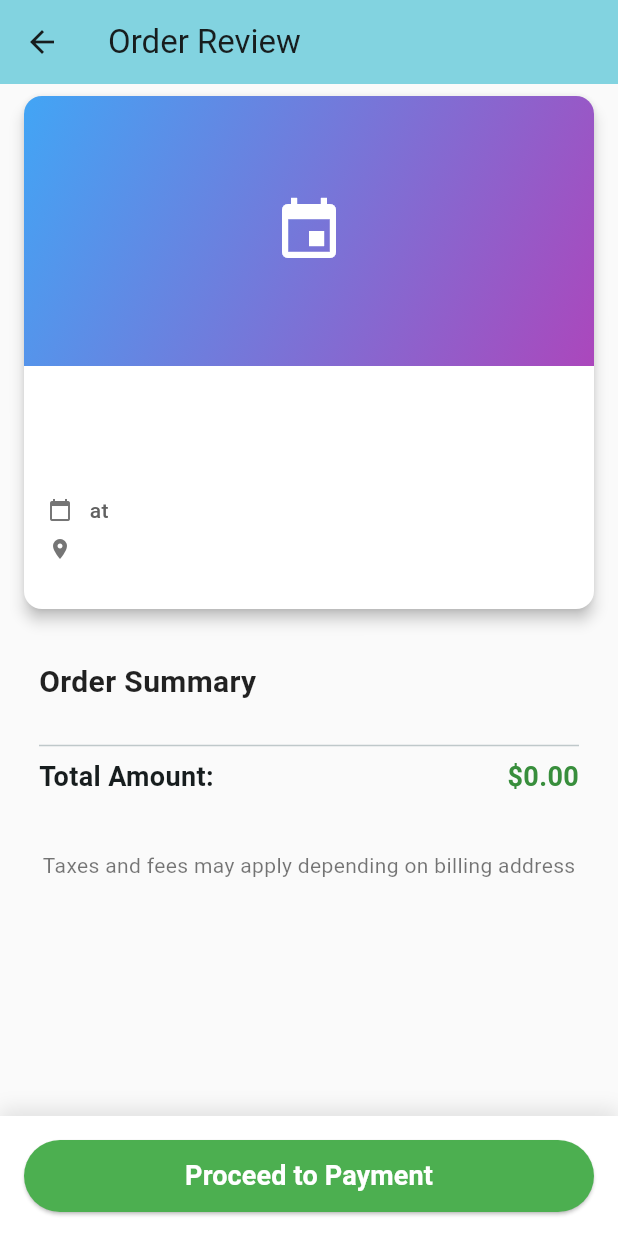
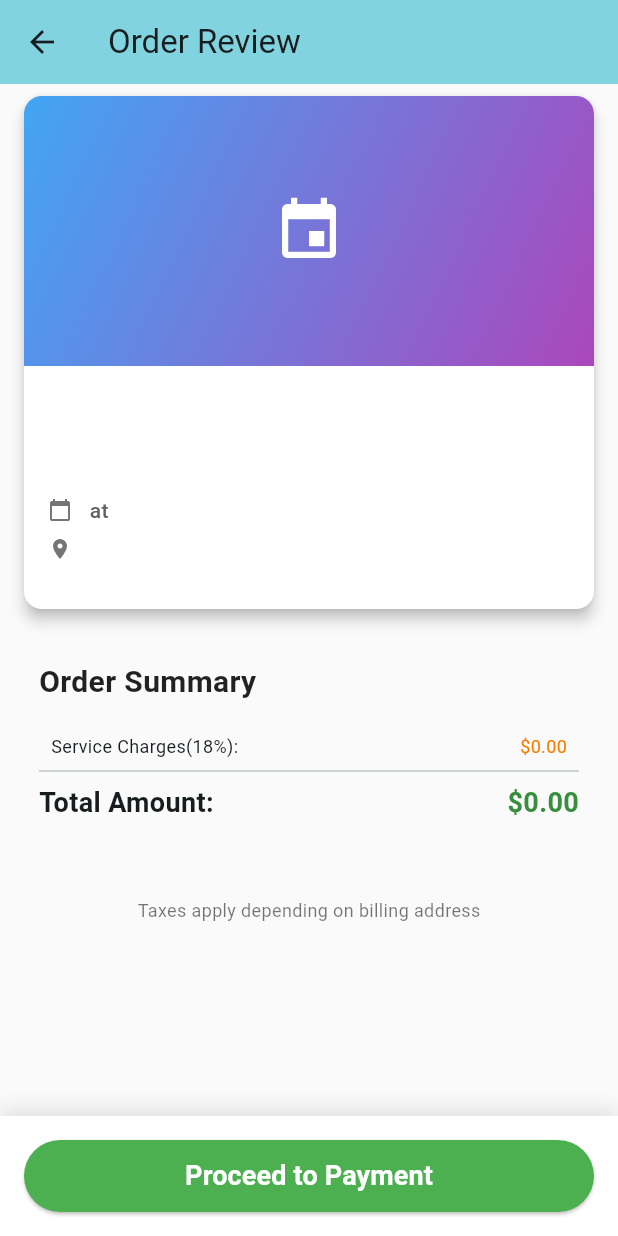
Before and after one commit to varuntej07/EventTicketManagement, a Flutter app: the OrderReviewScreen screen opened directly with empty values, on a phone screen of 412 x 824 dp. Run offline on Flutter 3.47's test engine with Material 3 defaults, Android fonts, the phone set to English and light mode, and no system bars; our stand-ins replace qr_flutter; network calls fail.

Commit message:
Update Order Review screen with service charges

```diff
--- a/frontend/lib/Services/api_service.dart
+++ b/frontend/lib/Services/api_service.dart
@@ -83,7 +83,6 @@ class ApiService {
         throw Exception('Server error: ${response.statusCode}');
       }
     } catch (e) {
-      // Re-throw the error to be handled by ViewModel
       throw Exception('Error fetching ticket types: ${e.toString()}');
     }
   }
@@ -138,7 +137,6 @@ class ApiService {
       }),
     );
     final body = jsonDecode(res.body);
-    print('Final purchase response body after decoding: $body');
     if (res.statusCode != 200 || body['success'] != true) {
       throw Exception(body['message'] ?? 'Purchase failed');
     }
--- a/frontend/lib/Views/order_review.dart
+++ b/frontend/lib/Views/order_review.dart
@@ -91,6 +91,17 @@ class _OrderReviewScreenState extends State<OrderReviewScreen> {
                             ),
                         ),
 
+                        Padding(
+                          padding: const EdgeInsets.symmetric( horizontal: 8),
+                          child: Row(
+                            mainAxisAlignment: MainAxisAlignment.spaceBetween,
+                            children: [
+                              Text('Service Charges(18%):', style: TextStyle(fontSize: 12)),
+                              Text('\$${(widget.totalAmount * 0.18).toStringAsFixed(2)}', style: TextStyle(fontSize: 12, color: Colors.orange[700])),
+                            ],
+                          ),
+                        ),
+
                         Divider(),
 
                         // Total Amount
@@ -103,9 +114,9 @@ class _OrderReviewScreenState extends State<OrderReviewScreen> {
                           ],
                         ),
 
-                        SizedBox(height: 36),
+                        SizedBox(height: 50),
 
-                        Center(child:Text("Taxes and fees may apply depending on billing address", style: TextStyle(fontSize: 14, color: Colors.black54))),
+                        Center(child:Text("Taxes apply depending on billing address", style: TextStyle(fontSize: 12, color: Colors.black54))),
                       ],
                     ),
                   ),
```
